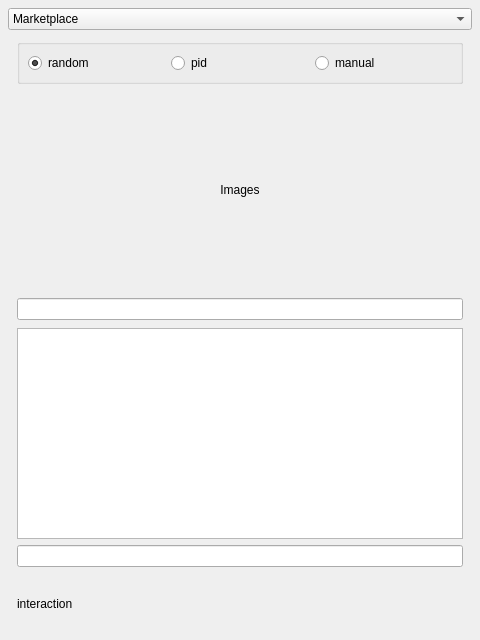
Before: the Qt Designer form ui/action_container.ui in dinhbinhnguyen0105/python.my-manager, drawn with Qt 5.
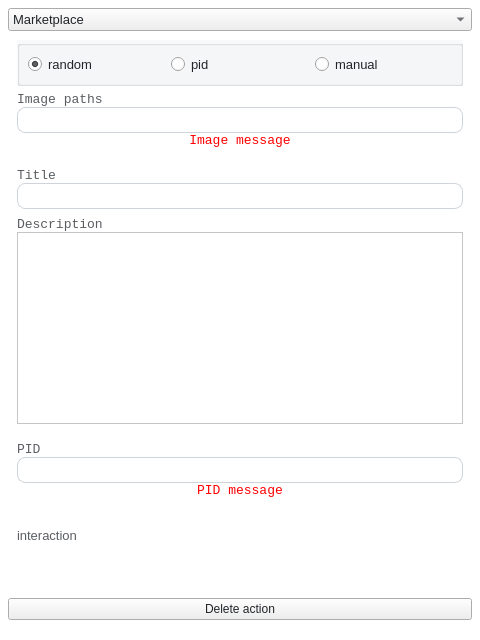
After: the same form once the commit is applied.

Patch:
```diff
--- a/ui/action_container.ui
+++ b/ui/action_container.ui
@@ -13,6 +13,50 @@
   <property name="windowTitle">
    <string>Form</string>
   </property>
+  <property name="styleSheet">
+   <string notr="true">#action_container{
+  font-family: &quot;Courier New&quot;;
+  background-color: #FFFFFF;
+}
+QGroupBox {
+  font-family: &quot;Courier New&quot;;
+  font-size: 13px;
+  background-color: rgba(248, 249, 250, 1);
+}
+QLineEdit {
+  padding: 4px 0;
+  border: 1px solid #ced4da;
+  border-radius: 8px;
+  margin-left: 8px;
+  padding-left: 4px;
+  background-color: #FFFFFF;
+  color:#212529;
+}
+QPlainTextEdit {
+	background-color: #FFFFFF;
+  color:#212529;
+}
+QLabel {
+  font-family: &quot;Courier New&quot;;
+  font-size: 13px;
+  color: rgb(90, 93, 97);
+}
+QRadioButton {
+  font-family: &quot;Courier New&quot;;
+  font-size: 13px;
+  color: #212529;
+}
+QComboBox {
+  font-family: &quot;Courier New&quot;;
+  font-size: 13px;
+  color: #212529;
+}
+QPushButton {
+  color: #212529;
+}
+
+</string>
+  </property>
   <layout class="QHBoxLayout" name="horizontalLayout_3">
    <property name="leftMargin">
     <number>8</number>
@@ -133,42 +177,254 @@
                <property name="spacing">
                 <number>8</number>
                </property>
+               <property name="topMargin">
+                <number>0</number>
+               </property>
+               <property name="bottomMargin">
+                <number>0</number>
+               </property>
                <item>
-                <widget class="QLabel" name="image_label">
-                 <property name="minimumSize">
-                  <size>
-                   <width>0</width>
-                   <height>200</height>
-                  </size>
+                <widget class="QWidget" name="images_container_w" native="true">
+                 <layout class="QVBoxLayout" name="verticalLayout_13">
+                  <property name="spacing">
+                   <number>0</number>
+                  </property>
+                  <property name="leftMargin">
+                   <number>0</number>
+                  </property>
+                  <property name="topMargin">
+                   <number>0</number>
+                  </property>
+                  <property name="rightMargin">
+                   <number>0</number>
+                  </property>
+                  <property name="bottomMargin">
+                   <number>0</number>
+                  </property>
+                  <item>
+                   <layout class="QVBoxLayout" name="verticalLayout_14">
+                    <item>
+                     <widget class="QLabel" name="images_label">
+                      <property name="font">
+                       <font>
+                        <family>Courier New</family>
+                        <pointsize>-1</pointsize>
+                       </font>
+                      </property>
+                      <property name="styleSheet">
+                       <string notr="true">margin: 0;</string>
+                      </property>
+                      <property name="text">
+                       <string>Image paths</string>
+                      </property>
+                     </widget>
+                    </item>
+                    <item>
+                     <widget class="QLineEdit" name="images_input">
+                      <property name="styleSheet">
+                       <string notr="true">margin: 0;
+padding-left: 4px;</string>
+                      </property>
+                     </widget>
+                    </item>
+                    <item>
+                     <widget class="QLabel" name="images_message">
+                      <property name="font">
+                       <font>
+                        <family>Courier New</family>
+                        <pointsize>-1</pointsize>
+                       </font>
+                      </property>
+                      <property name="styleSheet">
+                       <string notr="true">margin: 0;
+color: red;</string>
+                      </property>
+                      <property name="text">
+                       <string>Image message</string>
+                      </property>
+                      <property name="alignment">
+                       <set>Qt::AlignmentFlag::AlignCenter</set>
+                      </property>
+                     </widget>
+                    </item>
+                   </layout>
+                  </item>
+                 </layout>
+                </widget>
+               </item>
+               <item>
+                <widget class="QWidget" name="title_container_w" native="true">
+                 <layout class="QVBoxLayout" name="verticalLayout_4">
+                  <property name="spacing">
+                   <number>0</number>
+                  </property>
+                  <property name="leftMargin">
+                   <number>0</number>
+                  </property>
+                  <property name="topMargin">
+                   <number>0</number>
+                  </property>
+                  <property name="rightMargin">
+                   <number>0</number>
+                  </property>
+                  <property name="bottomMargin">
+                   <number>0</number>
+                  </property>
+                  <item>
+                   <layout class="QVBoxLayout" name="verticalLayout">
+                    <property name="topMargin">
+                     <number>12</number>
+                    </property>
+                    <item>
+                     <widget class="QLabel" name="title_label">
+                      <property name="font">
+                       <font>
+                        <family>Courier New</family>
+                        <pointsize>-1</pointsize>
+                       </font>
+                      </property>
+                      <property name="styleSheet">
+                       <string notr="true">margin: 0;</string>
+                      </property>
+                      <property name="text">
+                       <string>Title</string>
+                      </property>
+                     </widget>
+                    </item>
+                    <item>
+                     <widget class="QLineEdit" name="title_input">
+                      <property name="styleSheet">
+                       <string notr="true">margin: 0;
+padding-left: 4px;</string>
+                      </property>
+                     </widget>
+                    </item>
+                   </layout>
+                  </item>
+                 </layout>
+                </widget>
+               </item>
+               <item>
+                <widget class="QWidget" name="description_container_w" native="true">
+                 <layout class="QVBoxLayout" name="verticalLayout_7">
+                  <property name="spacing">
+                   <number>0</number>
+                  </property>
+                  <property name="leftMargin">
+                   <number>0</number>
+                  </property>
+                  <property name="topMargin">
+                   <number>0</number>
+                  </property>
+                  <property name="rightMargin">
+                   <number>0</number>
+                  </property>
+                  <property name="bottomMargin">
+                   <number>0</number>
+                  </property>
+                  <item>
+                   <layout class="QVBoxLayout" name="verticalLayout_8">
+                    <property name="bottomMargin">
+                     <number>12</number>
+                    </property>
+                    <item>
+                     <widget class="QLabel" name="description_label">
+                      <property name="font">
+                       <font>
+                        <family>Courier New</family>
+                        <pointsize>-1</pointsize>
+                       </font>
+                      </property>
+                      <property name="styleSheet">
+                       <string notr="true">margin: 0;</string>
+                      </property>
+                      <property name="text">
+                       <string>Description</string>
+                      </property>
+                     </widget>
+                    </item>
+                    <item>
+                     <widget class="QPlainTextEdit" name="description_input"/>
+                    </item>
+                   </layout>
+                  </item>
+                 </layout>
+                </widget>
+               </item>
+              </layout>
+             </item>
+            </layout>
+           </widget>
+          </item>
+          <item>
+           <widget class="QWidget" name="pid_container_w" native="true">
+            <layout class="QVBoxLayout" name="verticalLayout_15">
+             <property name="spacing">
+              <number>0</number>
+             </property>
+             <property name="leftMargin">
+              <number>0</number>
+             </property>
+             <property name="topMargin">
+              <number>0</number>
+             </property>
+             <property name="rightMargin">
+              <number>0</number>
+             </property>
+             <property name="bottomMargin">
+              <number>0</number>
+             </property>
+             <item>
+              <layout class="QVBoxLayout" name="verticalLayout_16">
+               <item>
+                <widget class="QLabel" name="pid_label">
+                 <property name="font">
+                  <font>
+                   <family>Courier New</family>
+                   <pointsize>-1</pointsize>
+                  </font>
                  </property>
-                 <property name="maximumSize">
-                  <size>
-                   <width>16777215</width>
-                   <height>16777215</height>
-                  </size>
+                 <property name="styleSheet">
+                  <string notr="true">margin: 0;</string>
                  </property>
                  <property name="text">
-                  <string>Images</string>
+                  <string>PID</string>
+                 </property>
+                </widget>
+               </item>
+               <item>
+                <widget class="QLineEdit" name="pid_input">
+                 <property name="styleSheet">
+                  <string notr="true">margin: 0;
+padding-left: 4px;</string>
+                 </property>
+                </widget>
+               </item>
+               <item>
+                <widget class="QLabel" name="pid_message">
+                 <property name="font">
+                  <font>
+                   <family>Courier New</family>
+                   <pointsize>-1</pointsize>
+                  </font>
+                 </property>
+                 <property name="styleSheet">
+                  <string notr="true">margin: 0;
+color: red;</string>
+                 </property>
+                 <property name="text">
+                  <string>PID message</string>
                  </property>
                  <property name="alignment">
                   <set>Qt::AlignmentFlag::AlignCenter</set>
                  </property>
                 </widget>
                </item>
-               <item>
-                <widget class="QLineEdit" name="title_input"/>
-               </item>
-               <item>
-                <widget class="QPlainTextEdit" name="description_input"/>
-               </item>
               </layout>
              </item>
             </layout>
            </widget>
           </item>
-          <item>
-           <widget class="QLineEdit" name="pid_input"/>
-          </item>
          </layout>
         </item>
        </layout>
@@ -191,6 +447,26 @@
        </layout>
       </widget>
      </item>
+     <item>
+      <spacer name="verticalSpacer">
+       <property name="orientation">
+        <enum>Qt::Orientation::Vertical</enum>
+       </property>
+       <property name="sizeHint" stdset="0">
+        <size>
+         <width>20</width>
+         <height>40</height>
+        </size>
+       </property>
+      </spacer>
+     </item>
+     <item>
+      <widget class="QPushButton" name="delete_action_btn">
+       <property name="text">
+        <string>Delete action</string>
+       </property>
+      </widget>
+     </item>
     </layout>
    </item>
   </layout>
```
